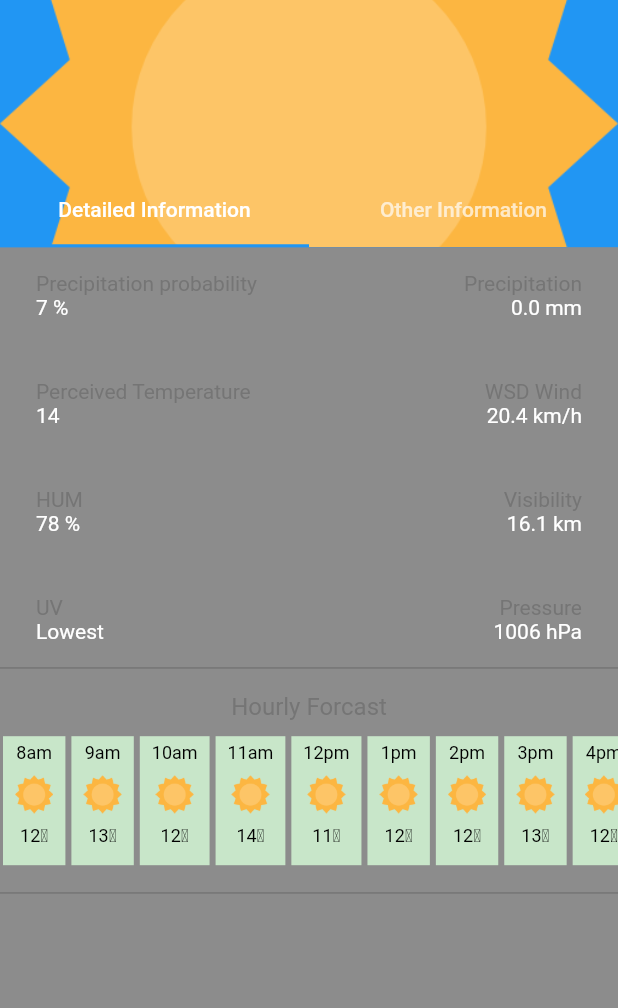
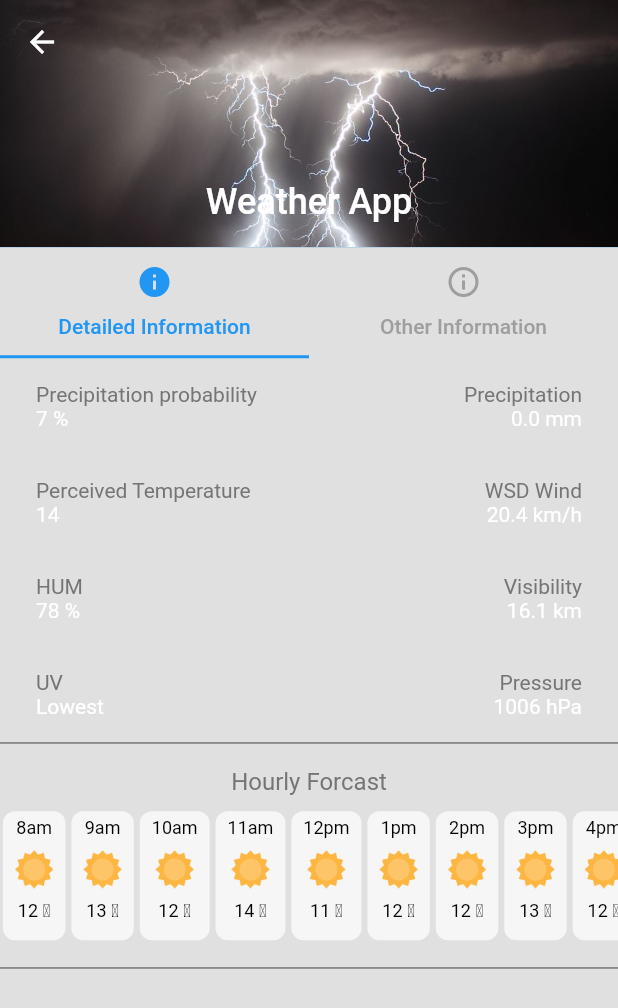
Before and after one commit to rmsh03dhj/weather-app, a Flutter app: the screen it shows after launch, on a phone screen of 412 x 824 dp. Shown: the top 1008 px of the screen. Run offline on Flutter 3.47's test engine with Material 2 defaults, Android fonts, the phone set to English and light mode, and no system bars; our stand-ins replace rxdart; generated files the repository leaves out were written again.

Commit message:
updating tab bar collapsing

```diff
--- a/lib/detail_view.dart
+++ b/lib/detail_view.dart
@@ -1,54 +1,66 @@
 import 'package:flutter/material.dart';
-import 'package:flutter/widgets.dart';
 import 'package:weather_app/weather.dart';
 
 class DetailedWeatherView extends StatefulWidget {
   final Weather weather;
   DetailedWeatherView(this.weather);
-
   @override
-  _DetailedWeatherView createState() => _DetailedWeatherView();
+  _DetailedWeatherViewState createState() => _DetailedWeatherViewState();
 }
 
-class _DetailedWeatherView extends State<DetailedWeatherView>
-    with SingleTickerProviderStateMixin {
-  TabController controller;
-
-  @override
-  void initState() {
-    super.initState();
-    controller = TabController(
-      length: 2,
-      vsync: this,
-    );
-  }
-
+class _DetailedWeatherViewState extends State<DetailedWeatherView> {
   @override
   Widget build(BuildContext context) {
-    return CustomScrollView(slivers: [
+    return SafeArea(
+      child: DefaultTabController(
+        length: 2,
+        child: NestedScrollView(
+            headerSliverBuilder: (BuildContext context, bool innerBoxIsScrolled) {
+              return <Widget>[
                 SliverAppBar(
+                  leading: IconButton(
+                    icon: Icon(Icons.arrow_back, color: Colors.white),
+                    onPressed: () => Navigator.of(context).pop(),
+                  ),
+                  expandedHeight: MediaQuery.of(context).size.height * 0.2,
+                  floating: false,
                   pinned: true,
-        expandedHeight: MediaQuery.of(context).size.height*0.2,
                   flexibleSpace: FlexibleSpaceBar(
-          background: Image.asset(widget.weather.icon, fit: BoxFit.cover),
+                      centerTitle: true,
+                      title: Text("Weather App",
+                          style: TextStyle(
+                            color: Colors.white,
+                            fontSize: 16.0,
+                          )),
+                      background: Image.asset(
+                        "assets/icons/weather.jpg",
+                        fit: BoxFit.cover,
+                      )),
                 ),
-        bottom: TabBar(
+                SliverPersistentHeader(
+                  delegate: _SliverAppBarDelegate(
+                    TabBar(
+                      labelColor: Colors.blue,
+                      unselectedLabelColor: Colors.grey,
+
                       tabs: [
-            Tab(text: 'Detailed Information'),
-            Tab(text: 'Other Information'),
+                        Tab(icon: Icon(Icons.info), text: "Detailed Information"),
+                        Tab(
+                            icon: Icon(Icons.info_outline),
+                            text: "Other Information"),
                       ],
-          controller: controller,
                     ),
                   ),
-      SliverFillRemaining(
-        child: TabBarView(
-          controller: controller,
-          children: <Widget>[
+                  pinned: true,
+                ),
+              ];
+            },
+            body: TabBarView(children: <Widget>[
               Container(
                 child: Column(
                   children: [
                     Padding(
-                    padding: const EdgeInsets.only(top:16, bottom: 8),
+                      padding: const EdgeInsets.only(top: 16, bottom: 8),
                       child: Row(
                         mainAxisAlignment: MainAxisAlignment.spaceBetween,
                         children: [
@@ -64,8 +76,8 @@ class _DetailedWeatherView extends State<DetailedWeatherView>
                                 ),
                                 Text(
                                   widget.weather.precipitationProbability,
-                                style:
-                                    TextStyle(color: Colors.white, fontSize: 14),
+                                  style: TextStyle(
+                                      color: Colors.white, fontSize: 14),
                                 )
                               ],
                             ),
@@ -82,8 +94,8 @@ class _DetailedWeatherView extends State<DetailedWeatherView>
                                 ),
                                 Text(
                                   widget.weather.precipitation,
-                                style:
-                                    TextStyle(color: Colors.white, fontSize: 14),
+                                  style: TextStyle(
+                                      color: Colors.white, fontSize: 14),
                                 )
                               ],
                             ),
@@ -97,7 +109,7 @@ class _DetailedWeatherView extends State<DetailedWeatherView>
                         mainAxisAlignment: MainAxisAlignment.spaceBetween,
                         children: [
                           Padding(
-                          padding: const EdgeInsets.only(left: 24, top: 24),
+                            padding: const EdgeInsets.only(left: 24, top:16),
                             child: Column(
                               crossAxisAlignment: CrossAxisAlignment.start,
                               children: [
@@ -108,14 +120,14 @@ class _DetailedWeatherView extends State<DetailedWeatherView>
                                 ),
                                 Text(
                                   widget.weather.preceivedTemperature,
-                                style:
-                                    TextStyle(color: Colors.white, fontSize: 14),
+                                  style: TextStyle(
+                                      color: Colors.white, fontSize: 14),
                                 )
                               ],
                             ),
                           ),
                           Padding(
-                          padding: const EdgeInsets.only(right: 24, top: 24),
+                            padding: const EdgeInsets.only(right: 24, top:16),
                             child: Column(
                               crossAxisAlignment: CrossAxisAlignment.end,
                               children: [
@@ -126,8 +138,8 @@ class _DetailedWeatherView extends State<DetailedWeatherView>
                                 ),
                                 Text(
                                   widget.weather.windSpeed,
-                                style:
-                                    TextStyle(color: Colors.white, fontSize: 14),
+                                  style: TextStyle(
+                                      color: Colors.white, fontSize: 14),
                                 )
                               ],
                             ),
@@ -141,7 +153,7 @@ class _DetailedWeatherView extends State<DetailedWeatherView>
                         mainAxisAlignment: MainAxisAlignment.spaceBetween,
                         children: [
                           Padding(
-                          padding: const EdgeInsets.only(left: 24, top: 24),
+                            padding: const EdgeInsets.only(left: 24, top:16),
                             child: Column(
                               crossAxisAlignment: CrossAxisAlignment.start,
                               children: [
@@ -152,14 +164,14 @@ class _DetailedWeatherView extends State<DetailedWeatherView>
                                 ),
                                 Text(
                                   widget.weather.humidity,
-                                style:
-                                    TextStyle(color: Colors.white, fontSize: 14),
+                                  style: TextStyle(
+                                      color: Colors.white, fontSize: 14),
                                 )
                               ],
                             ),
                           ),
                           Padding(
-                          padding: const EdgeInsets.only(right: 24, top: 24),
+                            padding: const EdgeInsets.only(right: 24, top:16),
                             child: Column(
                               crossAxisAlignment: CrossAxisAlignment.end,
                               children: [
@@ -170,8 +182,8 @@ class _DetailedWeatherView extends State<DetailedWeatherView>
                                 ),
                                 Text(
                                   widget.weather.visibility,
-                                style:
-                                    TextStyle(color: Colors.white, fontSize: 14),
+                                  style: TextStyle(
+                                      color: Colors.white, fontSize: 14),
                                 )
                               ],
                             ),
@@ -185,7 +197,7 @@ class _DetailedWeatherView extends State<DetailedWeatherView>
                         mainAxisAlignment: MainAxisAlignment.spaceBetween,
                         children: [
                           Padding(
-                          padding: const EdgeInsets.only(left: 24, top: 24),
+                            padding: const EdgeInsets.only(left: 24, top:16),
                             child: Column(
                               crossAxisAlignment: CrossAxisAlignment.start,
                               children: [
@@ -196,14 +208,14 @@ class _DetailedWeatherView extends State<DetailedWeatherView>
                                 ),
                                 Text(
                                   widget.weather.uv,
-                                style:
-                                    TextStyle(color: Colors.white, fontSize: 14),
+                                  style: TextStyle(
+                                      color: Colors.white, fontSize: 14),
                                 )
                               ],
                             ),
                           ),
                           Padding(
-                          padding: const EdgeInsets.only(right: 24, top: 24),
+                            padding: const EdgeInsets.only(right: 24, top:16),
                             child: Column(
                               crossAxisAlignment: CrossAxisAlignment.end,
                               children: [
@@ -214,8 +226,8 @@ class _DetailedWeatherView extends State<DetailedWeatherView>
                                 ),
                                 Text(
                                   widget.weather.pressure,
-                                style:
-                                    TextStyle(color: Colors.white, fontSize: 14),
+                                  style: TextStyle(
+                                      color: Colors.white, fontSize: 14),
                                 )
                               ],
                             ),
@@ -224,16 +236,16 @@ class _DetailedWeatherView extends State<DetailedWeatherView>
                       ),
                     ),
                     Padding(
-                    padding: const EdgeInsets.only(top:8, bottom: 8),
-                    child: Container(
-                      height: 1,
-                        color: Colors.grey[600]),
+                      padding: const EdgeInsets.only(top: 8, bottom: 8),
+                      child: Container(height: 1, color: Colors.grey[600]),
                     ),
                     Padding(
                       padding: const EdgeInsets.all(8.0),
-                    child: Center(child: Text("Hourly Forcast", style: TextStyle(
-                      color: Colors.grey[600], fontSize: 16
-                    ),)),
+                      child: Center(
+                          child: Text(
+                        "Hourly Forcast",
+                        style: TextStyle(color: Colors.grey[600], fontSize: 16),
+                      )),
                     ),
                     Container(
                       height: 90,
@@ -244,27 +256,36 @@ class _DetailedWeatherView extends State<DetailedWeatherView>
                           return Padding(
                             padding: const EdgeInsets.all(2),
                             child: Container(
-                            color: Colors.green[100],
+                              decoration: new BoxDecoration(
+                                shape: BoxShape.rectangle,
+                                color: Colors.white70,
+                                borderRadius: BorderRadius.all(Radius.circular(8.0)),
+                              ),
                               child: Column(children: [
                                 Padding(
                                   padding: const EdgeInsets.fromLTRB(8, 4, 8, 4),
                                   child: Text(
                                     widget.weather.hourlyForcast.times[index],
-                                  style: TextStyle(fontSize: 12, color: Colors.black),
+                                    style: TextStyle(
+                                        fontSize: 12, color: Colors.black),
                                   ),
                                 ),
                                 Padding(
-                                  padding: const EdgeInsets.fromLTRB(8, 4, 8, 4),
+                                    padding:
+                                        const EdgeInsets.fromLTRB(8, 4, 8, 4),
                                     child: Image.asset(
                                       widget.weather.hourlyForcast.icons[index],
                                       scale: 20,
                                     )),
                                 Padding(
-                                  padding: const EdgeInsets.fromLTRB(8, 4, 8, 8),
+                                    padding:
+                                        const EdgeInsets.fromLTRB(8, 4, 8, 8),
                                     child: Text(
-                                    widget.weather.hourlyForcast.temperatures[index] +
-                                        "\u2103",
-                                    style: TextStyle(fontSize: 12, color: Colors.black),
+                                      widget.weather.hourlyForcast
+                                              .temperatures[index] +
+                                          " \u2103",
+                                      style: TextStyle(
+                                          fontSize: 12, color: Colors.black),
                                     )),
                               ]),
                             ),
@@ -273,24 +294,44 @@ class _DetailedWeatherView extends State<DetailedWeatherView>
                       ),
                     ),
                     Padding(
-                    padding: const EdgeInsets.only(top:16, bottom: 8),
-                    child: Container(
-                        height: 1,
-                        color: Colors.grey[600]),
+                      padding: const EdgeInsets.only(top: 16, bottom: 8),
+                      child: Container(height: 1, color: Colors.grey[600]),
                     ),
                   ],
                 ),
               ),
-            Center(child: Text("Other Information", style: TextStyle(color: Colors.grey),),)
-          ],
+              Center(
+                child: Text(
+                  "Other Information",
+                  style: TextStyle(color: Colors.grey),
                 ),
+              )
+            ])),
       ),
-    ]);
+    );
+  }
+}
+
+class _SliverAppBarDelegate extends SliverPersistentHeaderDelegate {
+  _SliverAppBarDelegate(this._tabBar);
+
+  final TabBar _tabBar;
+
+  @override
+  double get minExtent => _tabBar.preferredSize.height;
+  @override
+  double get maxExtent => _tabBar.preferredSize.height;
+
+  @override
+  Widget build(
+      BuildContext context, double shrinkOffset, bool overlapsContent) {
+    return Container(
+      child: _tabBar,
+    );
   }
 
   @override
-  void dispose() {
-    controller.dispose();
-    super.dispose();
+  bool shouldRebuild(_SliverAppBarDelegate oldDelegate) {
+    return false;
   }
 }
--- a/lib/main.dart
+++ b/lib/main.dart
@@ -2,9 +2,10 @@ import 'package:flutter/material.dart';
 import 'package:weather_app/bloc/bloc_provider.dart';
 import 'package:weather_app/bloc/weather_bloc.dart';
 import 'package:weather_app/dashboard.dart';
-import 'package:weather_app/detail_view.dart';
 import 'package:weather_app/weather.dart';
 import 'package:weather_app/weathers.dart';
+
+import 'detail_view.dart';
 
 void main() {
   runApp(MyApp());
@@ -19,8 +20,9 @@ class MyApp extends StatelessWidget {
       bloc: WeatherBloc(),
       child: MaterialApp(
         home: Scaffold(
-            backgroundColor: Colors.black45,
+            backgroundColor: Colors.black12,
             body: DetailedWeatherView(weathers.weather[0])),
+//            body: MainCollapsingToolbar()),
       ),
     );
   }
```
Also changed, not shown: assets/icons/weather.jpg (added). Lines whose indentation alone changed are shown as unchanged.
